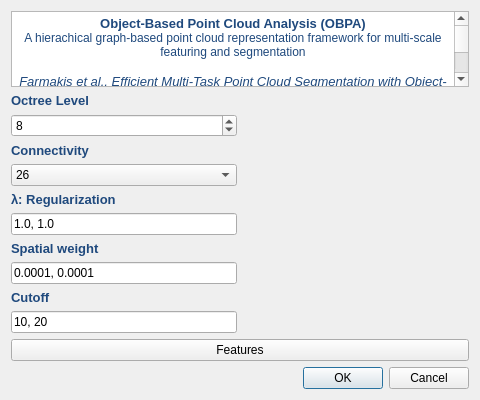
Qt form ui/qGAEDialog.ui (farmakis/qGAE) before a commit.
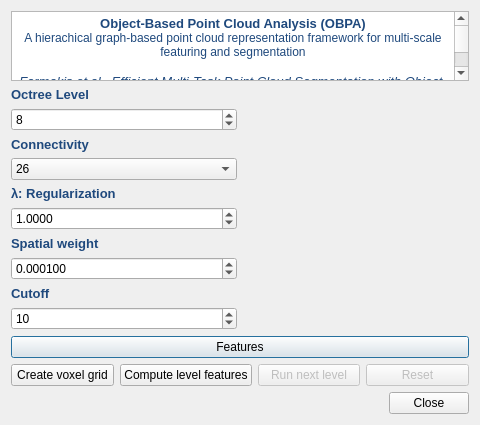
The same form after that commit. Icons and pictures are not drawn.

What changed in the file:
```diff
--- a/ui/qGAEDialog.ui
+++ b/ui/qGAEDialog.ui
@@ -17,7 +17,7 @@
    <iconset resource="../qGAE.qrc">
     <normaloff>:/CC/plugin/qGAE/images/qGAE.png</normaloff>:/CC/plugin/qGAE/images/qGAE.png</iconset>
   </property>
-  <layout class="QVBoxLayout" name="verticalLayout" stretch="1,1,0,0">
+  <layout class="QVBoxLayout" name="verticalLayout" stretch="1,1,0,0,0">
    <item>
     <widget class="QTextEdit" name="disclaimerTextEdit_2">
      <property name="readOnly">
@@ -124,12 +124,18 @@
             </widget>
            </item>
            <item>
-            <widget class="QLineEdit" name="lineEditRegularization">
-             <property name="toolTip">
-              <string>Comma-separated list (one value per level)</string>
+            <widget class="QDoubleSpinBox" name="doubleSpinBoxRegularization">
+             <property name="decimals">
+              <number>4</number>
              </property>
-             <property name="text">
-              <string>1.0, 1.0</string>
+             <property name="maximum">
+              <double>1000000.000000000000000</double>
+             </property>
+             <property name="singleStep">
+              <double>0.100000000000000</double>
+             </property>
+             <property name="value">
+              <double>1.000000000000000</double>
              </property>
             </widget>
            </item>
@@ -154,12 +160,21 @@
             </widget>
            </item>
            <item>
-            <widget class="QLineEdit" name="lineEditSpatialWeight">
-             <property name="toolTip">
-              <string>Comma-separated list (one value per level)</string>
+            <widget class="QDoubleSpinBox" name="doubleSpinBoxSpatialWeight">
+             <property name="decimals">
+              <number>6</number>
              </property>
-             <property name="text">
-              <string>0.0001, 0.0001</string>
+             <property name="minimum">
+              <double>0.000001000000000</double>
+             </property>
+             <property name="maximum">
+              <double>1.000000000000000</double>
+             </property>
+             <property name="singleStep">
+              <double>0.000100000000000</double>
+             </property>
+             <property name="value">
+              <double>0.000100000000000</double>
              </property>
             </widget>
            </item>
@@ -184,12 +199,15 @@
             </widget>
            </item>
            <item>
-            <widget class="QLineEdit" name="lineEditCutoff">
-             <property name="toolTip">
-              <string>Comma-separated list (one value per level)</string>
+            <widget class="QSpinBox" name="intSpinBoxCutoff">
+             <property name="minimum">
+              <number>1</number>
              </property>
-             <property name="text">
-              <string>10, 20</string>
+             <property name="maximum">
+              <number>100000</number>
+             </property>
+             <property name="value">
+              <number>10</number>
              </property>
             </widget>
            </item>
@@ -242,13 +260,51 @@
      </property>
     </widget>
    </item>
+   <item>
+    <layout class="QHBoxLayout" name="stepButtonsLayout">
+     <item>
+      <widget class="QPushButton" name="voxelButton">
+       <property name="text">
+        <string>Create voxel grid</string>
+       </property>
+      </widget>
+     </item>
+     <item>
+      <widget class="QPushButton" name="featureButton">
+       <property name="text">
+        <string>Compute level features</string>
+       </property>
+      </widget>
+     </item>
+     <item>
+      <widget class="QPushButton" name="runButton">
+       <property name="enabled">
+        <bool>false</bool>
+       </property>
+       <property name="text">
+        <string>Run next level</string>
+       </property>
+      </widget>
+     </item>
+     <item>
+      <widget class="QPushButton" name="resetButton">
+       <property name="enabled">
+        <bool>false</bool>
+       </property>
+       <property name="text">
+        <string>Reset</string>
+       </property>
+      </widget>
+     </item>
+    </layout>
+   </item>
    <item>
     <widget class="QDialogButtonBox" name="buttonBox">
      <property name="orientation">
       <enum>Qt::Horizontal</enum>
      </property>
      <property name="standardButtons">
-      <set>QDialogButtonBox::Cancel|QDialogButtonBox::Ok</set>
+      <set>QDialogButtonBox::Close</set>
      </property>
     </widget>
    </item>
```
